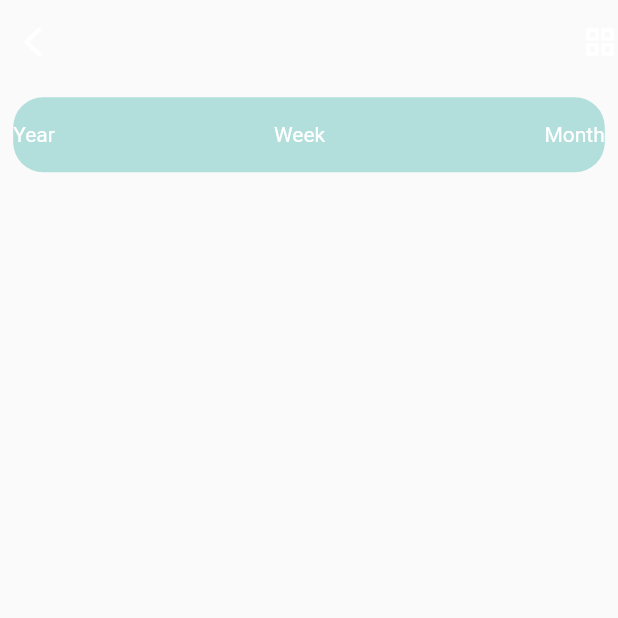
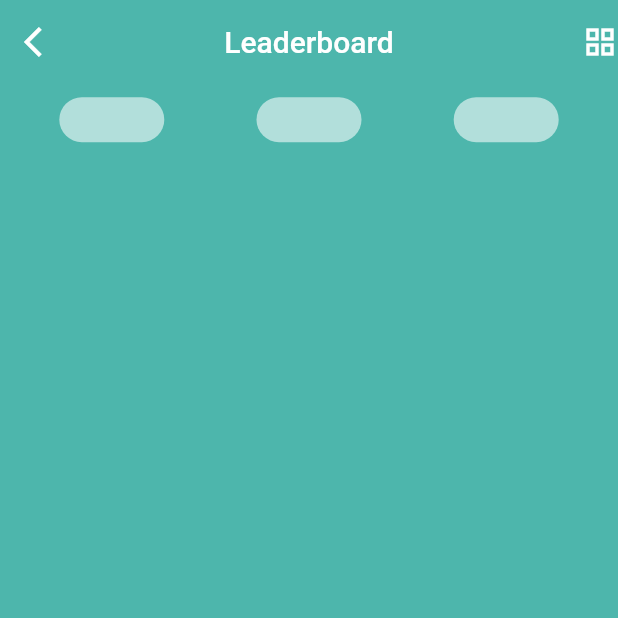
Before and after one commit to SamihaHussein2/Task-it-mobile-project, a Flutter app: the LeaderBoardScreen screen opened directly, on a phone screen of 412 x 824 dp, the top half of it. Run offline on Flutter 3.47's test engine with Material 2 defaults, Android fonts, the phone set to English and light mode, and no system bars.

Commit message:
Update leaderboard.dart

```diff
--- a/task_it/lib/screens/leaderboard.dart
+++ b/task_it/lib/screens/leaderboard.dart
@@ -1,4 +1,3 @@
-
 
 // ignore_for_file: prefer_const_constructors, prefer_const_literals_to_create_immutables
 
@@ -11,40 +10,45 @@ class LeaderBoardScreen extends StatelessWidget{
     return Container(
       // ignore: prefer_const_constructors
       decoration: BoxDecoration(
-        color: Colors.teal[200],
+      color: Colors.teal[300],
       ),
       child: Scaffold(
+         backgroundColor: Colors.transparent,
         appBar: AppBar(
           backgroundColor: Colors.transparent,
           elevation:0.0,
           leading: Icon(Icons.arrow_back_ios, color: Colors.white,),
+          title: Text("Leaderboard"),
+          centerTitle: true,
           actions: [Icon(Icons.grid_view, color: Colors.white,),],
         ),
         body: Padding(
           padding: const EdgeInsets.all(8.8),
-          child: Column(
+          child: Row(
+            mainAxisAlignment: MainAxisAlignment.spaceAround,
+            crossAxisAlignment: CrossAxisAlignment.center,
             children: [
-              Container(
-                height:50.0,
-                decoration:BoxDecoration(
-                  borderRadius: BorderRadius.circular(20.0),
-                  color: Colors.teal[100],
-                ),
-                child:Row(
-                  mainAxisAlignment: MainAxisAlignment.spaceBetween,
-                  children: [
-                    Text('Year', style:TextStyle(color: Colors.white,),),
-                    Text('Week', style:TextStyle(color: Colors.white,),),
-                    Text('Month', style:TextStyle(color: Colors.white,),),
-                  ],
-                )
-              )
+              Classify(), Classify(), Classify()
             ],
-          )
+          ),
+
         )
       ),
     );
   }
+}
 
+class Classify extends StatelessWidget {
+  @override
+  Widget build(BuildContext context) {
+    return Container(
+      height: 30.0,
+      width:70.0,
+      decoration: BoxDecoration(
+        color: Colors.teal[100],
+        borderRadius: BorderRadius.circular(15.0),
+      )
+    );
+  }
 
 }
```
